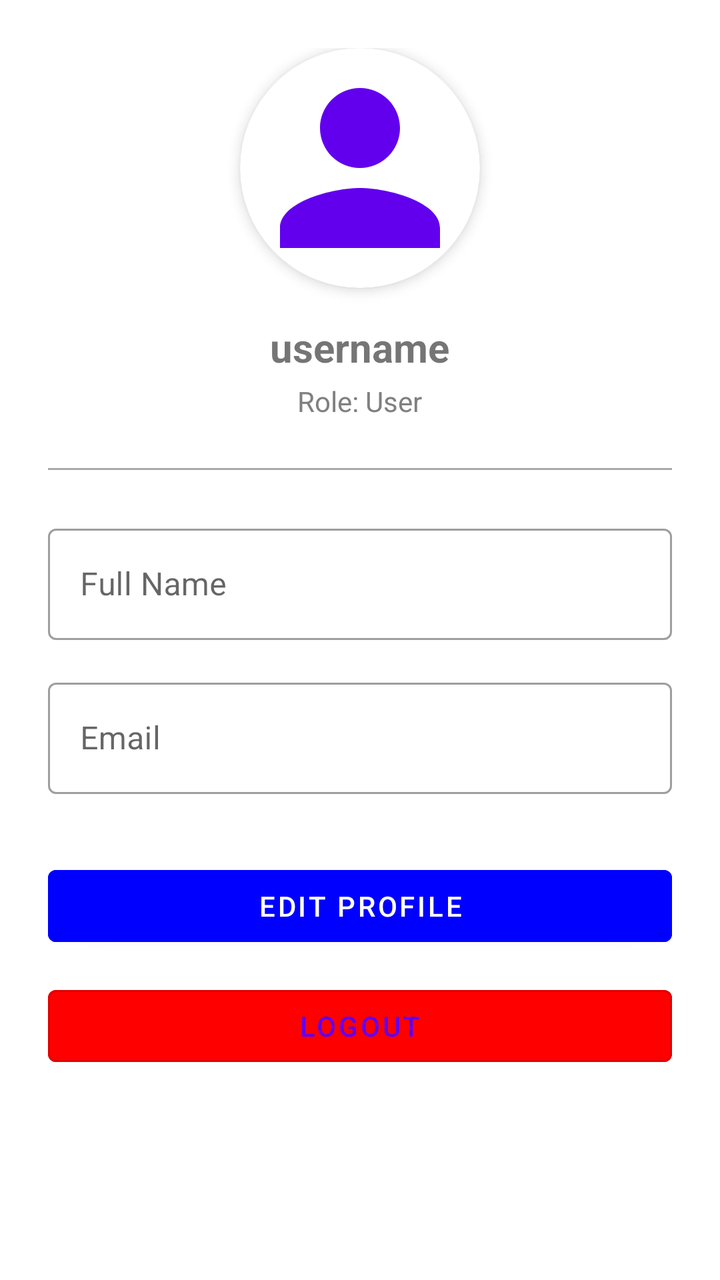
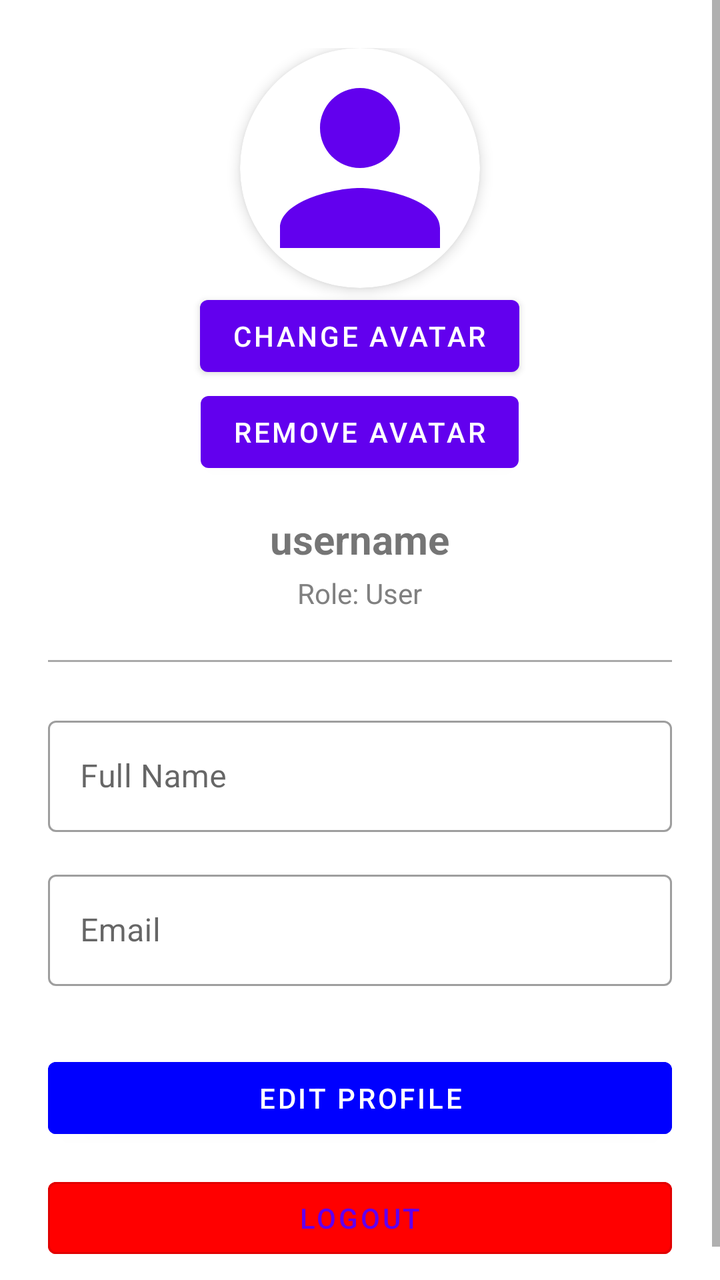

The first picture is an Android layout as it rendered before a commit; the second is the same layout after the commit. The layout source and the unified diff follow.
<!-- AndroidManifest.xml: application theme Theme.Muzea -->
<!-- res/layout/fragment_profile.xml -->
<?xml version="1.0" encoding="utf-8"?>
<ScrollView xmlns:android="http://schemas.android.com/apk/res/android"
    xmlns:app="http://schemas.android.com/apk/res-auto"
    android:layout_width="match_parent"
    android:layout_height="match_parent"
    android:fillViewport="true">

    <LinearLayout
        android:layout_width="match_parent"
        android:layout_height="wrap_content"
        android:orientation="vertical"
        android:padding="24dp">

        
        <com.google.android.material.card.MaterialCardView
            android:layout_width="120dp"
            android:layout_height="120dp"
            android:layout_gravity="center"
            app:cardCornerRadius="60dp"
            app:cardElevation="4dp">

            <ImageView
                android:id="@+id/ivAvatar"
                android:layout_width="match_parent"
                android:layout_height="match_parent"
                android:src="@drawable/ic_default_avatar"
                android:scaleType="centerCrop" />

        </com.google.android.material.card.MaterialCardView>

        
        <TextView
            android:id="@+id/tvUsername"
            android:layout_width="wrap_content"
            android:layout_height="wrap_content"
            android:layout_gravity="center"
            android:layout_marginTop="16dp"
            android:text="username"
            android:textSize="20sp"
            android:textStyle="bold" />

        
        <TextView
            android:id="@+id/tvRole"
            android:layout_width="wrap_content"
            android:layout_height="wrap_content"
            android:layout_gravity="center"
            android:layout_marginTop="4dp"
            android:text="Role: User"
            android:textColor="@color/gray"
            android:textSize="14sp" />

        <View
            android:layout_width="match_parent"
            android:layout_height="1dp"
            android:layout_marginVertical="24dp"
            android:background="@android:color/darker_gray" />

        
        <com.google.android.material.textfield.TextInputLayout
            android:layout_width="match_parent"
            android:layout_height="wrap_content"
            android:hint="Full Name"
            style="@style/Widget.MaterialComponents.TextInputLayout.OutlinedBox">

            <com.google.android.material.textfield.TextInputEditText
                android:id="@+id/etFullName"
                android:layout_width="match_parent"
                android:layout_height="wrap_content"
                android:enabled="false"
                android:inputType="textPersonName" />

        </com.google.android.material.textfield.TextInputLayout>

        
        <com.google.android.material.textfield.TextInputLayout
            android:layout_width="match_parent"
            android:layout_height="wrap_content"
            android:layout_marginTop="16dp"
            android:hint="Email"
            style="@style/Widget.MaterialComponents.TextInputLayout.OutlinedBox">

            <com.google.android.material.textfield.TextInputEditText
                android:id="@+id/etEmail"
                android:layout_width="match_parent"
                android:layout_height="wrap_content"
                android:enabled="false"
                android:inputType="textEmailAddress" />

        </com.google.android.material.textfield.TextInputLayout>

        
        <LinearLayout
            android:layout_width="match_parent"
            android:layout_height="wrap_content"
            android:layout_marginTop="32dp"
            android:orientation="vertical">

            <Button
                android:id="@+id/btnEditProfile"
                android:layout_width="match_parent"
                android:layout_height="wrap_content"
                android:text="Edit Profile"
                android:backgroundTint="@color/blue" />

            <Button
                android:id="@+id/btnLogout"
                android:layout_width="match_parent"
                android:layout_height="wrap_content"
                android:layout_marginTop="12dp"
                android:text="Logout"
                android:backgroundTint="@color/red"
                style="@style/Widget.MaterialComponents.Button.OutlinedButton" />

        </LinearLayout>

        
        <TextView
            android:id="@+id/tvError"
            android:layout_width="match_parent"
            android:layout_height="wrap_content"
            android:layout_marginTop="16dp"
            android:gravity="center"
            android:textColor="@color/red"
            android:visibility="gone" />

        
        <ProgressBar
            android:id="@+id/progressBar"
            android:layout_width="wrap_content"
            android:layout_height="wrap_content"
            android:layout_gravity="center"
            android:layout_marginTop="16dp"
            android:visibility="gone" />

    </LinearLayout>

</ScrollView>
<!-- resources referenced by this layout -->
<resources>
  <color name="blue">#FF0000FF</color>
  <color name="gray">#FF808080</color>
  <color name="red">#FFFF0000</color>
  <!-- drawable ic_default_avatar (drawable) -->
  <vector xmlns:android="http://schemas.android.com/apk/res/android"
      android:width="24dp"
      android:height="24dp"
      android:viewportWidth="24"
      android:viewportHeight="24">
      <path
          android:fillColor="#FF6200EE"
          android:pathData="M12,12c2.21,0 4,-1.79 4,-4s-1.79,-4 -4,-4 -4,1.79 -4,4 1.79,4 4,4zM12,14c-2.67,0 -8,1.34 -8,4v2h16v-2c0,-2.66 -5.33,-4 -8,-4z"/>
  </vector>
  <style name="Theme.Muzea" parent="Theme.MaterialComponents.DayNight.NoActionBar">
          <item name="colorPrimary">@color/purple_500</item>
          <item name="colorPrimaryVariant">@color/purple_700</item>
          <item name="colorOnPrimary">@color/white</item>
          <item name="colorSecondary">@color/teal_200</item>
          <item name="colorSecondaryVariant">@color/teal_700</item>
          <item name="colorOnSecondary">@color/black</item>
          <item name="android:statusBarColor">?attr/colorPrimaryVariant</item>
  
          
          <item name="materialButtonStyle">@style/Widget.MaterialComponents.Button</item>
          <item name="materialCardViewStyle">@style/Widget.MaterialComponents.CardView</item>
      </style>
  <color name="purple_500">#FF6200EE</color>
  <color name="purple_700">#FF3700B3</color>
  <color name="white">#FFFFFFFF</color>
  <color name="teal_200">#FF03DAC5</color>
  <color name="teal_700">#FF018786</color>
  <color name="black">#FF000000</color>
</resources>

<!-- the commit's change to res/layout/fragment_profile.xml (unified diff, before → after) -->
@@ -27,6 +27,43 @@
                 android:scaleType="centerCrop" />
 
         </com.google.android.material.card.MaterialCardView>
+
+        <Button
+            android:id="@+id/btnChangeAvatar"
+            android:layout_width="wrap_content"
+            android:layout_height="wrap_content"
+            android:layout_gravity="center"
+            android:text="@string/change_avatar" />
+
+        <Button
+            android:id="@+id/btnDeleteAvatar"
+            android:layout_width="wrap_content"
+            android:layout_height="wrap_content"
+            android:layout_gravity="center"
+            android:text="@string/delete_avatar" />
+
+        <ProgressBar
+            android:id="@+id/avatarProgress"
+            android:layout_width="wrap_content"
+            android:layout_height="wrap_content"
+            android:layout_gravity="center"
+            android:visibility="gone" />
+
+        <TextView
+            android:id="@+id/tvAvatarError"
+            android:layout_width="match_parent"
+            android:layout_height="wrap_content"
+            android:gravity="center"
+            android:textColor="@color/red"
+            android:visibility="gone" />
+
+        <Button
+            android:id="@+id/btnRetryAvatar"
+            android:layout_width="wrap_content"
+            android:layout_height="wrap_content"
+            android:layout_gravity="center"
+            android:text="@string/retry_avatar"
+            android:visibility="gone" />
 
         
         <TextView
<!-- resource entries referenced after the edit -->
@@ -13,6 +13,9 @@
           android:fillColor="#FF6200EE"
           android:pathData="M12,12c2.21,0 4,-1.79 4,-4s-1.79,-4 -4,-4 -4,1.79 -4,4 1.79,4 4,4zM12,14c-2.67,0 -8,1.34 -8,4v2h16v-2c0,-2.66 -5.33,-4 -8,-4z"/>
   </vector>
+  <string name="change_avatar">Change avatar</string>
+  <string name="delete_avatar">Remove avatar</string>
+  <string name="retry_avatar">Reload avatar</string>
   <style name="Theme.Muzea" parent="Theme.MaterialComponents.DayNight.NoActionBar">
           <item name="colorPrimary">@color/purple_500</item>
           <item name="colorPrimaryVariant">@color/purple_700</item>
